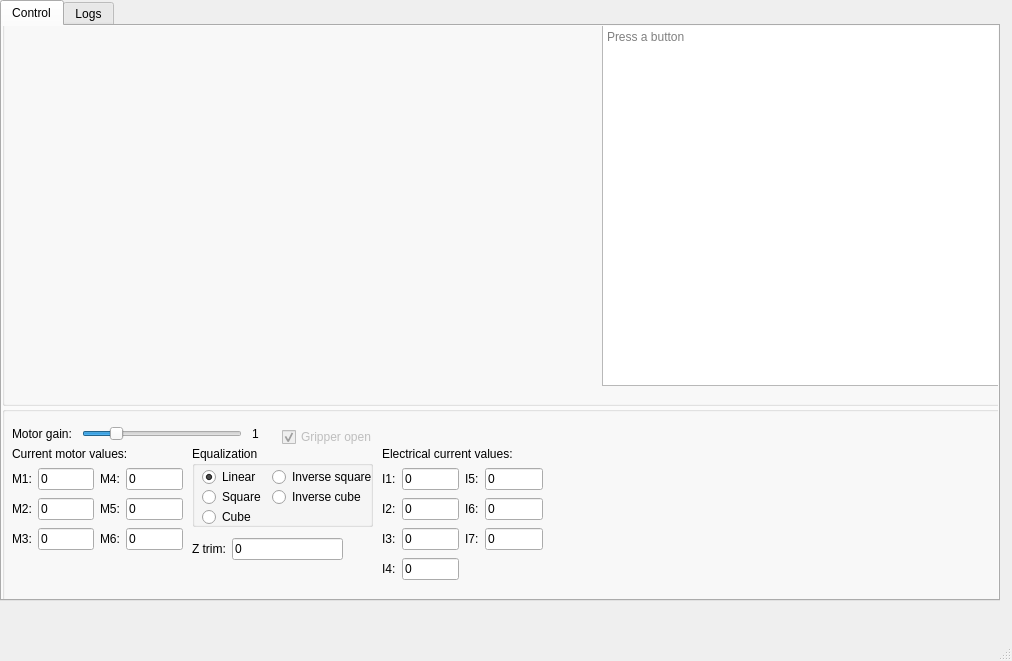
sq8vps/haller-control, file src/MainWindow.ui: the form before one commit.
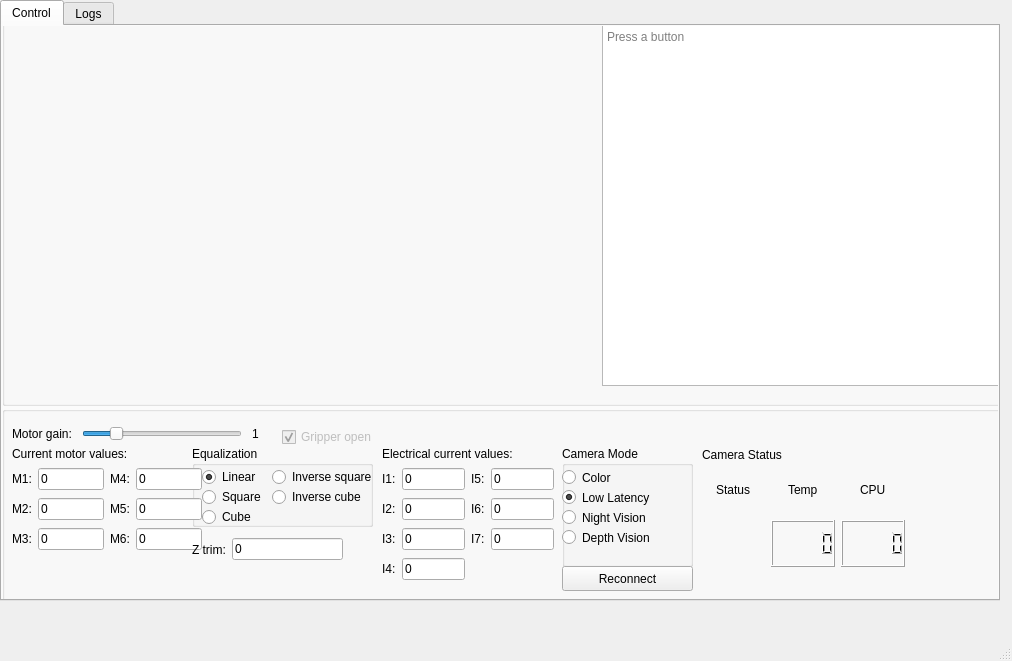
The form after the commit. Icons and pictures are not drawn.

Commit message: camera module

```diff
--- a/src/MainWindow.ui
+++ b/src/MainWindow.ui
@@ -228,8 +228,8 @@
         <rect>
          <x>10</x>
          <y>60</y>
-         <width>171</width>
-         <height>86</height>
+         <width>190</width>
+         <height>89</height>
         </rect>
        </property>
        <layout class="QGridLayout" name="gridLayout_2">
@@ -345,7 +345,7 @@
         <rect>
          <x>280</x>
          <y>20</y>
-         <width>91</width>
+         <width>121</width>
          <height>22</height>
         </rect>
        </property>
@@ -361,7 +361,7 @@
         <rect>
          <x>380</x>
          <y>40</y>
-         <width>131</width>
+         <width>171</width>
          <height>16</height>
         </rect>
        </property>
@@ -369,13 +369,13 @@
         <string>Electrical current values:</string>
        </property>
       </widget>
-      <widget class="QWidget" name="">
+      <widget class="QWidget" name="layoutWidget">
        <property name="geometry">
         <rect>
          <x>190</x>
          <y>130</y>
          <width>151</width>
-         <height>26</height>
+         <height>27</height>
         </rect>
        </property>
        <layout class="QHBoxLayout" name="horizontalLayout">
@@ -398,13 +398,13 @@
         </item>
        </layout>
       </widget>
-      <widget class="QWidget" name="">
+      <widget class="QWidget" name="layoutWidget">
        <property name="geometry">
         <rect>
          <x>380</x>
          <y>60</y>
-         <width>161</width>
-         <height>116</height>
+         <width>172</width>
+         <height>120</height>
         </rect>
        </property>
        <layout class="QGridLayout" name="gridLayout">
@@ -508,6 +508,247 @@
         </item>
        </layout>
       </widget>
+      <widget class="QGroupBox" name="groupBox_3">
+       <property name="geometry">
+        <rect>
+         <x>560</x>
+         <y>40</y>
+         <width>131</width>
+         <height>121</height>
+        </rect>
+       </property>
+       <property name="title">
+        <string>Camera Mode</string>
+       </property>
+       <widget class="QRadioButton" name="camColorMode">
+        <property name="geometry">
+         <rect>
+          <x>0</x>
+          <y>20</y>
+          <width>112</width>
+          <height>23</height>
+         </rect>
+        </property>
+        <property name="cursor">
+         <cursorShape>PointingHandCursor</cursorShape>
+        </property>
+        <property name="text">
+         <string>Color</string>
+        </property>
+       </widget>
+       <widget class="QRadioButton" name="camLowLatencyMode">
+        <property name="geometry">
+         <rect>
+          <x>0</x>
+          <y>40</y>
+          <width>112</width>
+          <height>23</height>
+         </rect>
+        </property>
+        <property name="cursor">
+         <cursorShape>PointingHandCursor</cursorShape>
+        </property>
+        <property name="text">
+         <string>Low Latency</string>
+        </property>
+        <property name="checked">
+         <bool>true</bool>
+        </property>
+       </widget>
+       <widget class="QRadioButton" name="camNightVision">
+        <property name="enabled">
+         <bool>true</bool>
+        </property>
+        <property name="geometry">
+         <rect>
+          <x>0</x>
+          <y>60</y>
+          <width>112</width>
+          <height>23</height>
+         </rect>
+        </property>
+        <property name="text">
+         <string>Night Vision</string>
+        </property>
+       </widget>
+       <widget class="QRadioButton" name="camDepthVisionMode">
+        <property name="enabled">
+         <bool>true</bool>
+        </property>
+        <property name="geometry">
+         <rect>
+          <x>0</x>
+          <y>80</y>
+          <width>112</width>
+          <height>23</height>
+         </rect>
+        </property>
+        <property name="text">
+         <string>Depth Vision</string>
+        </property>
+       </widget>
+      </widget>
+      <widget class="QPushButton" name="camReconnectButton">
+       <property name="geometry">
+        <rect>
+         <x>560</x>
+         <y>160</y>
+         <width>131</width>
+         <height>25</height>
+        </rect>
+       </property>
+       <property name="text">
+        <string>Reconnect</string>
+       </property>
+      </widget>
+      <widget class="QLabel" name="label_18">
+       <property name="geometry">
+        <rect>
+         <x>700</x>
+         <y>40</y>
+         <width>111</width>
+         <height>17</height>
+        </rect>
+       </property>
+       <property name="text">
+        <string>Camera Status</string>
+       </property>
+      </widget>
+      <widget class="QWidget" name="gridLayoutWidget">
+       <property name="geometry">
+        <rect>
+         <x>700</x>
+         <y>60</y>
+         <width>271</width>
+         <height>101</height>
+        </rect>
+       </property>
+       <layout class="QGridLayout" name="gridLayout_3">
+        <item row="1" column="3" alignment="Qt::AlignHCenter|Qt::AlignVCenter">
+         <widget class="QLabel" name="camLaser">
+          <property name="enabled">
+           <bool>true</bool>
+          </property>
+          <property name="sizePolicy">
+           <sizepolicy hsizetype="Maximum" vsizetype="Maximum">
+            <horstretch>0</horstretch>
+            <verstretch>0</verstretch>
+           </sizepolicy>
+          </property>
+          <property name="maximumSize">
+           <size>
+            <width>25</width>
+            <height>25</height>
+           </size>
+          </property>
+          <property name="text">
+           <string/>
+          </property>
+          <property name="pixmap">
+           <pixmap resource="resource.qrc">:/resource/img/blank-led.png</pixmap>
+          </property>
+          <property name="scaledContents">
+           <bool>true</bool>
+          </property>
+          <property name="alignment">
+           <set>Qt::AlignCenter</set>
+          </property>
+         </widget>
+        </item>
+        <item row="0" column="1" alignment="Qt::AlignHCenter">
+         <widget class="QLabel" name="label_20">
+          <property name="text">
+           <string>Temp</string>
+          </property>
+         </widget>
+        </item>
+        <item row="1" column="0" alignment="Qt::AlignHCenter|Qt::AlignVCenter">
+         <widget class="QLabel" name="camStatus">
+          <property name="enabled">
+           <bool>true</bool>
+          </property>
+          <property name="sizePolicy">
+           <sizepolicy hsizetype="Maximum" vsizetype="Maximum">
+            <horstretch>0</horstretch>
+            <verstretch>0</verstretch>
+           </sizepolicy>
+          </property>
+          <property name="maximumSize">
+           <size>
+            <width>25</width>
+            <height>25</height>
+           </size>
+          </property>
+          <property name="text">
+           <string/>
+          </property>
+          <property name="pixmap">
+           <pixmap resource="resource.qrc">:/resource/img/blank-led.png</pixmap>
+          </property>
+          <property name="scaledContents">
+           <bool>true</bool>
+          </property>
+          <property name="alignment">
+           <set>Qt::AlignCenter</set>
+          </property>
+         </widget>
+        </item>
+        <item row="0" column="3" alignment="Qt::AlignHCenter">
+         <widget class="QLabel" name="label_19">
+          <property name="sizePolicy">
+           <sizepolicy hsizetype="Maximum" vsizetype="Maximum">
+            <horstretch>0</horstretch>
+            <verstretch>0</verstretch>
+           </sizepolicy>
+          </property>
+          <property name="maximumSize">
+           <size>
+            <width>53</width>
+            <height>48</height>
+           </size>
+          </property>
+          <property name="baseSize">
+           <size>
+            <width>62</width>
+            <height>0</height>
+           </size>
+          </property>
+          <property name="text">
+           <string/>
+          </property>
+          <property name="pixmap">
+           <pixmap resource="resource.qrc">:/resource/img/laser-warning.png</pixmap>
+          </property>
+          <property name="scaledContents">
+           <bool>true</bool>
+          </property>
+          <property name="wordWrap">
+           <bool>false</bool>
+          </property>
+         </widget>
+        </item>
+        <item row="0" column="0" alignment="Qt::AlignHCenter">
+         <widget class="QLabel" name="label_21">
+          <property name="text">
+           <string>Status</string>
+          </property>
+         </widget>
+        </item>
+        <item row="0" column="2" alignment="Qt::AlignHCenter">
+         <widget class="QLabel" name="label_24">
+          <property name="text">
+           <string>CPU</string>
+          </property>
+         </widget>
+        </item>
+        <item row="1" column="1">
+         <widget class="QLCDNumber" name="camTemp"/>
+        </item>
+        <item row="1" column="2">
+         <widget class="QLCDNumber" name="camCpu"/>
+        </item>
+       </layout>
+      </widget>
      </widget>
     </widget>
     <widget class="QWidget" name="logsTab">
```
Left out of the diff: 6 changed lines with no effect on the pictures. The commit also changes 14 other files.
